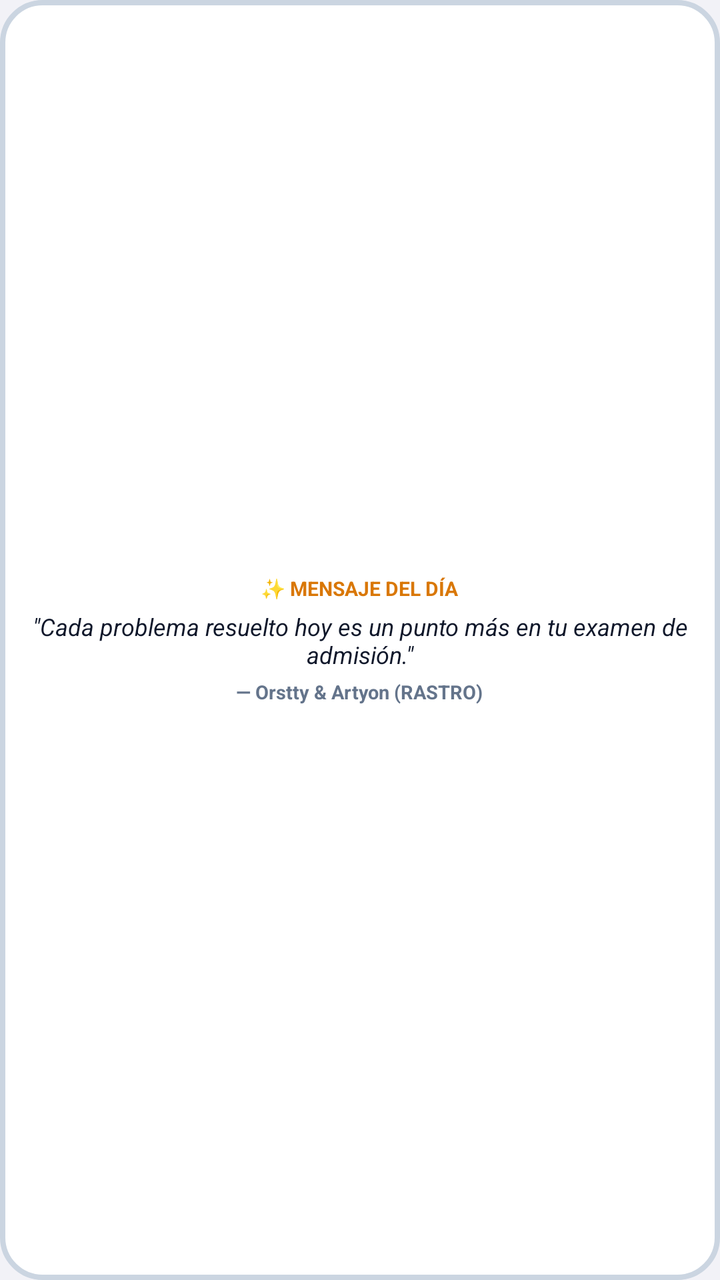
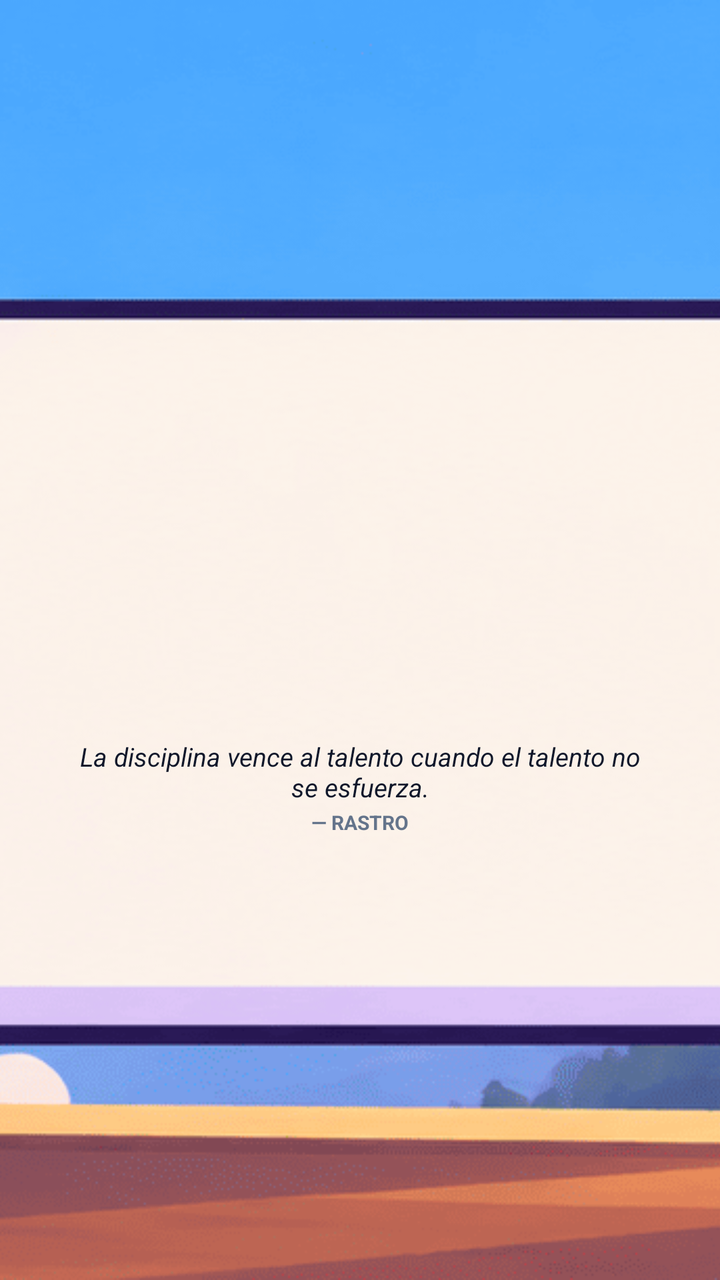

The first picture is an Android layout as it rendered before a commit; the second is the same layout after the commit. The layout source and the unified diff follow.
<!-- AndroidManifest.xml: application theme Theme.Rastro -->
<!-- res/layout/widget_motivacion.xml -->
<?xml version="1.0" encoding="utf-8"?>
<LinearLayout xmlns:android="http://schemas.android.com/apk/res/android"
    android:id="@+id/widget_motivacion_root"
    android:layout_width="match_parent"
    android:layout_height="match_parent"
    android:orientation="vertical"
    android:background="@drawable/widget_card_background"
    android:gravity="center"
    android:padding="12dp">

    <TextView
        android:layout_width="wrap_content"
        android:layout_height="wrap_content"
        android:text="✨ MENSAJE DEL DÍA"
        android:textColor="#D97706"
        android:textSize="10sp"
        android:textStyle="bold" />

    <TextView
        android:id="@+id/widget_motivacion_quote"
        android:layout_width="wrap_content"
        android:layout_height="wrap_content"
        android:layout_marginTop="4dp"
        android:gravity="center"
        android:text="&quot;Cada problema resuelto hoy es un punto más en tu examen de admisión.&quot;"
        android:textColor="#0F172A"
        android:textSize="12sp"
        android:textStyle="italic" />

    <TextView
        android:id="@+id/widget_motivacion_author"
        android:layout_width="wrap_content"
        android:layout_height="wrap_content"
        android:layout_marginTop="4dp"
        android:text="— Orstty &amp; Artyon (RASTRO)"
        android:textColor="#64748B"
        android:textSize="9.5sp"
        android:textStyle="bold" />

</LinearLayout>
<!-- resources referenced by this layout -->
<resources>
  <!-- drawable widget_card_background (drawable) -->
  <?xml version="1.0" encoding="utf-8"?>
  <shape xmlns:android="http://schemas.android.com/apk/res/android"
      android:shape="rectangle">
      <solid android:color="#FFFFFF" />
      <corners android:radius="20dp" />
      <stroke
          android:width="2.5dp"
          android:color="#CBD5E1" />
  </shape>
  <style name="Theme.Rastro" parent="android:Theme.Material.Light.NoActionBar">
          <item name="android:statusBarColor">#F2F2F7</item>
          <item name="android:navigationBarColor">#F2F2F7</item>
          <item name="android:windowLightStatusBar">true</item>
          <item name="android:windowLightNavigationBar">true</item>
          <item name="android:windowBackground">#F2F2F7</item>
      </style>
</resources>

<!-- the commit's change to res/layout/widget_motivacion.xml (unified diff, before → after) -->
@@ -1,40 +1,75 @@
 <?xml version="1.0" encoding="utf-8"?>
-<LinearLayout xmlns:android="http://schemas.android.com/apk/res/android"
+<FrameLayout xmlns:android="http://schemas.android.com/apk/res/android"
     android:id="@+id/widget_motivacion_root"
     android:layout_width="match_parent"
-    android:layout_height="match_parent"
-    android:orientation="vertical"
-    android:background="@drawable/widget_card_background"
-    android:gravity="center"
-    android:padding="12dp">
+    android:layout_height="match_parent">
 
-    <TextView
-        android:layout_width="wrap_content"
-        android:layout_height="wrap_content"
-        android:text="✨ MENSAJE DEL DÍA"
-        android:textColor="#D97706"
-        android:textSize="10sp"
-        android:textStyle="bold" />
+    <ImageView
+        android:layout_width="match_parent"
+        android:layout_height="match_parent"
+        android:src="@drawable/widget_bg_frase"
+        android:scaleType="centerCrop"
+        android:contentDescription="@string/app_name" />
 
-    <TextView
-        android:id="@+id/widget_motivacion_quote"
-        android:layout_width="wrap_content"
-        android:layout_height="wrap_content"
-        android:layout_marginTop="4dp"
-        android:gravity="center"
-        android:text="&quot;Cada problema resuelto hoy es un punto más en tu examen de admisión.&quot;"
-        android:textColor="#0F172A"
-        android:textSize="12sp"
-        android:textStyle="italic" />
+    <LinearLayout
+        android:layout_width="match_parent"
+        android:layout_height="match_parent"
+        android:orientation="horizontal"
+        android:gravity="center_vertical">
 
-    <TextView
-        android:id="@+id/widget_motivacion_author"
-        android:layout_width="wrap_content"
-        android:layout_height="wrap_content"
-        android:layout_marginTop="4dp"
-        android:text="— Orstty &amp; Artyon (RASTRO)"
-        android:textColor="#64748B"
-        android:textSize="9.5sp"
-        android:textStyle="bold" />
+        <View
+            android:layout_width="0dp"
+            android:layout_height="match_parent"
+            android:layout_weight="10" />
 
-</LinearLayout>
+        <LinearLayout
+            android:layout_width="0dp"
+            android:layout_height="match_parent"
+            android:layout_weight="80"
+            android:orientation="vertical"
+            android:gravity="center">
+
+            <View
+                android:layout_width="match_parent"
+                android:layout_height="0dp"
+                android:layout_weight="30" />
+
+            <TextView
+                android:id="@+id/widget_motivacion_quote"
+                android:layout_width="match_parent"
+                android:layout_height="wrap_content"
+                android:layout_weight="0"
+                android:gravity="center"
+                android:text="La disciplina vence al talento cuando el talento no se esfuerza."
+                android:textColor="#0F172A"
+                android:textSize="13sp"
+                android:textStyle="italic"
+                android:maxLines="4"
+                android:ellipsize="end" />
+
+            <TextView
+                android:id="@+id/widget_motivacion_author"
+                android:layout_width="match_parent"
+                android:layout_height="wrap_content"
+                android:layout_marginTop="2dp"
+                android:gravity="center"
+                android:text="— RASTRO"
+                android:textColor="#64748B"
+                android:textSize="10sp"
+                android:textStyle="bold"
+                android:maxLines="1"
+                android:ellipsize="end" />
+
+            <View
+                android:layout_width="match_parent"
+                android:layout_height="0dp"
+                android:layout_weight="18" />
+        </LinearLayout>
+
+        <View
+            android:layout_width="0dp"
+            android:layout_height="match_parent"
+            android:layout_weight="10" />
+    </LinearLayout>
+
+</FrameLayout>
<!-- resource entries referenced after the edit -->
@@ -1,15 +1,7 @@
 <!-- resources referenced by this layout -->
 <resources>
-  <!-- drawable widget_card_background (drawable) -->
-  <?xml version="1.0" encoding="utf-8"?>
-  <shape xmlns:android="http://schemas.android.com/apk/res/android"
-      android:shape="rectangle">
-      <solid android:color="#FFFFFF" />
-      <corners android:radius="20dp" />
-      <stroke
-          android:width="2.5dp"
-          android:color="#CBD5E1" />
-  </shape>
+  <!-- drawable widget_bg_frase: png bitmap (drawable-nodpi, 246841 bytes) -->
+  <string name="app_name">RASTRO</string>
   <style name="Theme.Rastro" parent="android:Theme.Material.Light.NoActionBar">
           <item name="android:statusBarColor">#F2F2F7</item>
           <item name="android:navigationBarColor">#F2F2F7</item>
